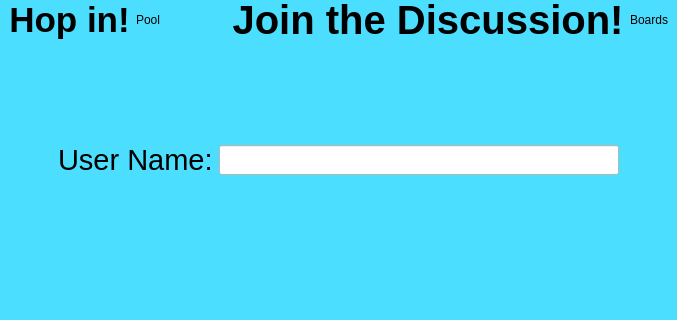
This is Paxel/mainwindow.ui in ClownKingWalrus/PAXEL as Qt 5 draws it before an edit; both pictures show x 0 to 677 and y 196 to 516 of the 677 by 668 pixel window. The edited form follows.
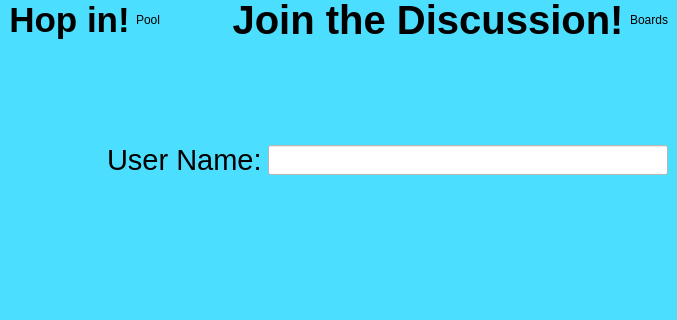
This is the edited form.

The edit to the form file:
```diff
--- a/Paxel/mainwindow.ui
+++ b/Paxel/mainwindow.ui
@@ -385,9 +385,12 @@
           <property name="orientation">
            <enum>Qt::Orientation::Horizontal</enum>
           </property>
+          <property name="sizeType">
+           <enum>QSizePolicy::Policy::Maximum</enum>
+          </property>
           <property name="sizeHint" stdset="0">
            <size>
-            <width>40</width>
+            <width>372</width>
             <height>20</height>
            </size>
           </property>
```
